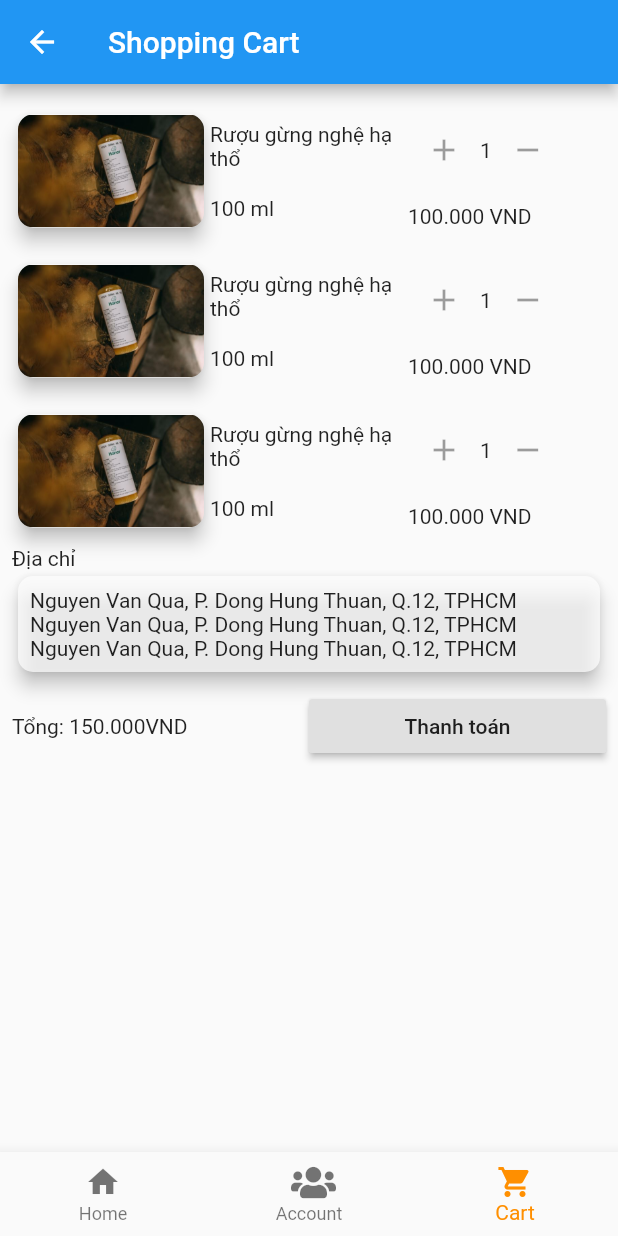
After one commit to philipvu30/honor_store, a Flutter app: the MainScreen screen opened directly, item 3 of the bottom bar chosen, on a phone screen of 412 x 824 dp. The commit adds this screen. Run offline on Flutter 3.47's test engine with Material 2 defaults, Android fonts, the phone set to English and light mode, and no system bars; our stand-ins replace cloud_firestore, expandable, firebase_auth, flutter_swiper, font_awesome_flutter, google_sign_in and 2 more; missing offline and left inert: flutter_facebook_login; accounts and stored records are empty.

Commit message:
Update Account + Shopping Cart screens

```diff
--- a/lib/screens/auth_screen.dart
+++ b/lib/screens/auth_screen.dart
@@ -1,6 +1,7 @@
 import 'package:flutter/material.dart';
 import 'package:honor_store/screens/home_screen.dart';
 import 'package:honor_store/screens/login_screen.dart';
+import 'package:honor_store/screens/main_screen.dart';
 import 'package:honor_store/services/firebase_authentication_service.dart';
 import 'package:provider/provider.dart';
 
@@ -20,7 +21,7 @@ class _AuthWidgetState extends State<AuthWidget> {
       builder: (context, snapshot) {
         if (snapshot.connectionState == ConnectionState.active) {
           if (snapshot.hasData) {
-            return HomeScreen();
+            return MainScreen();
           }
           return LoginScreen();
         }
--- a/lib/screens/components/home_screen_avatar.dart
+++ b/lib/screens/components/home_screen_avatar.dart
@@ -33,6 +33,8 @@ class _HomeScreenAvatarState extends State<HomeScreenAvatar> {
               GestureDetector(
                 onTap: () {},
                 child: CircleAvatar(
+                  backgroundImage: AssetImage('assets/graphics/logo.png'),
+                  backgroundColor: Colors.transparent,
                   radius: 20.0,
                 ),
               ),
--- a/lib/screens/components/reusable_card.dart
+++ b/lib/screens/components/reusable_card.dart
@@ -4,7 +4,7 @@ import 'package:honor_store/model/promotion.dart';
 import 'package:honor_store/screens/constants.dart';
 import 'package:honor_store/screens/home_screen.dart';
 import 'package:honor_store/screens/product_detail_screen.dart';
-import 'package:honor_store/screens/promotion_detail_scren.dart';
+import 'package:honor_store/screens/promotion_detail_screen.dart';
 import 'package:honor_store/screens/promotion_screen.dart';
 import 'package:honor_store/screens/service_screen.dart';
 import 'package:honor_store/services/firebase_storage_service.dart';
--- /dev/null
+++ b/lib/screens/main_screen.dart
@@ -0,0 +1,53 @@
+import 'package:flutter/material.dart';
+import 'package:font_awesome_flutter/font_awesome_flutter.dart';
+import 'package:honor_store/screens/account_screen.dart';
+import 'package:honor_store/screens/home_screen.dart';
+import 'package:honor_store/screens/shopping_screen.dart';
+
+class MainScreen extends StatefulWidget {
+  @override
+  _MainScreenState createState() => _MainScreenState();
+}
+
+class _MainScreenState extends State<MainScreen> {
+  int _selectedIndex = 0;
+  List<Widget> _widgetOptions = <Widget>[
+    HomeScreen(),
+    AccountScreen(),
+    ShoppingScreen(),
+  ];
+
+  void _onItemTapped(int index) {
+    setState(() {
+      _selectedIndex = index;
+    });
+  }
+
+  @override
+  Widget build(BuildContext context) {
+    return Scaffold(
+      body: Center(
+        child: _widgetOptions.elementAt(_selectedIndex),
+      ),
+      bottomNavigationBar: BottomNavigationBar(
+        items: const <BottomNavigationBarItem>[
+          BottomNavigationBarItem(
+            icon: Icon(Icons.home),
+            title: Text('Home'),
+          ),
+          BottomNavigationBarItem(
+            icon: Icon(FontAwesomeIcons.users),
+            title: Text('Account'),
+          ),
+          BottomNavigationBarItem(
+            icon: Icon(Icons.shopping_cart),
+            title: Text('Cart'),
+          ),
+        ],
+        currentIndex: _selectedIndex,
+        selectedItemColor: Colors.amber[800],
+        onTap: _onItemTapped,
+      ),
+    );
+  }
+}
--- a/lib/screens/product_detail_screen.dart
+++ b/lib/screens/product_detail_screen.dart
@@ -297,6 +297,9 @@ class DescriptionWidget extends StatelessWidget {
               fontFamily: 'OpenSans',
             ),
           ),
+          SizedBox(
+            height: 8.0,
+          ),
           Expandable(
             collapsed: ExpandableButton(
               child: Text(
--- /dev/null
+++ b/lib/screens/shopping_screen.dart
@@ -0,0 +1,162 @@
+import 'package:flutter/material.dart';
+
+class ShoppingScreen extends StatelessWidget {
+  @override
+  Widget build(BuildContext context) {
+    return Scaffold(
+      appBar: AppBar(
+        title: Text(
+          'Shopping Cart',
+        ),
+      ),
+      body: ShoppingBody(),
+    );
+  }
+}
+
+class ShoppingBody extends StatelessWidget {
+  @override
+  Widget build(BuildContext context) {
+    return Padding(
+      padding: const EdgeInsets.all(8.0),
+      child: Column(
+        crossAxisAlignment: CrossAxisAlignment.stretch,
+        children: <Widget>[
+          ItemWidget(),
+          ItemWidget(),
+          ItemWidget(),
+          addressWidget(),
+        ],
+      ),
+    );
+  }
+
+  Widget addressWidget() {
+    return Column(
+      crossAxisAlignment: CrossAxisAlignment.stretch,
+      children: <Widget>[
+        Text(
+          'Địa chỉ',
+          textAlign: TextAlign.left,
+        ),
+        Card(
+          semanticContainer: true,
+          clipBehavior: Clip.antiAliasWithSaveLayer,
+          child: Padding(
+            padding: const EdgeInsets.all(8.0),
+            child: Text(
+                'Nguyen Van Qua, P. Dong Hung Thuan, Q.12, TPHCM\nNguyen Van Qua, P. Dong Hung Thuan, Q.12, TPHCM\nNguyen Van Qua, P. Dong Hung Thuan, Q.12, TPHCM'),
+          ),
+          color: Colors.white70,
+          shape: RoundedRectangleBorder(
+            borderRadius: BorderRadius.circular(10.0),
+          ),
+          elevation: 5,
+        ),
+        SizedBox(
+          height: 8.0,
+        ),
+        checkOutWidget(),
+      ],
+    );
+  }
+
+  Widget checkOutWidget() {
+    return Row(
+      children: <Widget>[
+        Expanded(
+          flex: 1,
+          child: Text(
+            'Tổng: 150.000VND',
+            textAlign: TextAlign.left,
+          ),
+        ),
+        Expanded(
+          flex: 1,
+          child: RaisedButton(
+            onPressed: () {},
+            child: Text('Thanh toán'),
+          ),
+        ),
+      ],
+    );
+  }
+}
+
+class ItemWidget extends StatefulWidget {
+  @override
+  _ItemWidgetState createState() => _ItemWidgetState();
+}
+
+class _ItemWidgetState extends State<ItemWidget> {
+  @override
+  Widget build(BuildContext context) {
+    return Container(
+      height: 100.0,
+      child: Row(
+        textBaseline: TextBaseline.alphabetic,
+        children: <Widget>[
+          Flexible(
+            flex: 1,
+            child: Card(
+              semanticContainer: true,
+              clipBehavior: Clip.antiAliasWithSaveLayer,
+              child: Image.asset(
+                'assets/graphics/gung_ha_tho_2.jpg',
+                fit: BoxFit.fill,
+              ),
+              shape: RoundedRectangleBorder(
+                borderRadius: BorderRadius.circular(10.0),
+              ),
+              elevation: 5,
+            ),
+          ),
+          Flexible(
+            flex: 1,
+            child: Column(
+              crossAxisAlignment: CrossAxisAlignment.stretch,
+              mainAxisAlignment: MainAxisAlignment.spaceEvenly,
+              children: <Widget>[
+                Text(
+                  'Rượu gừng nghệ hạ thổ',
+                  textAlign: TextAlign.start,
+                ),
+                Text(
+                  '100 ml',
+                  textAlign: TextAlign.start,
+                ),
+              ],
+            ),
+          ),
+          Flexible(
+            flex: 1,
+            child: Column(
+              crossAxisAlignment: CrossAxisAlignment.stretch,
+              mainAxisAlignment: MainAxisAlignment.spaceEvenly,
+              children: <Widget>[
+                Align(
+                  alignment: Alignment.centerRight,
+                  child: Row(
+                    children: <Widget>[
+                      IconButton(
+                        icon: Icon(Icons.add),
+                      ),
+                      Text('1'),
+                      IconButton(
+                        icon: Icon(Icons.remove),
+                      ),
+                    ],
+                  ),
+                ),
+                Text(
+                  '100.000 VND',
+                  textAlign: TextAlign.start,
+                ),
+              ],
+            ),
+          ),
+        ],
+      ),
+    );
+  }
+}
--- a/pubspec.yaml
+++ b/pubspec.yaml
@@ -25,9 +25,6 @@ dependencies:
   firebase_auth: ^0.14.0+5
   firebase_storage: ^3.1.0
   cloud_firestore: ^0.12.9+5
-  modal_progress_hud: ^0.1.3
-  rxdart: ^0.22.0
-  flutter_bloc: ^1.0.0
   provider: ^3.2.0
   flutter_swiper: ^1.1.6
   font_awesome_flutter: ^8.5.0
```
Also changed, not shown: lib/screens/account_screen.dart (added, +119 -0 lines), assets/graphics/4-6.jpg (added), assets/graphics/gung_ha_tho_2.jpg (added), lib/screens/promotion_detail_screen.dart (renamed from lib/screens/promotion_detail_scren.dart), pubspec.lock.
